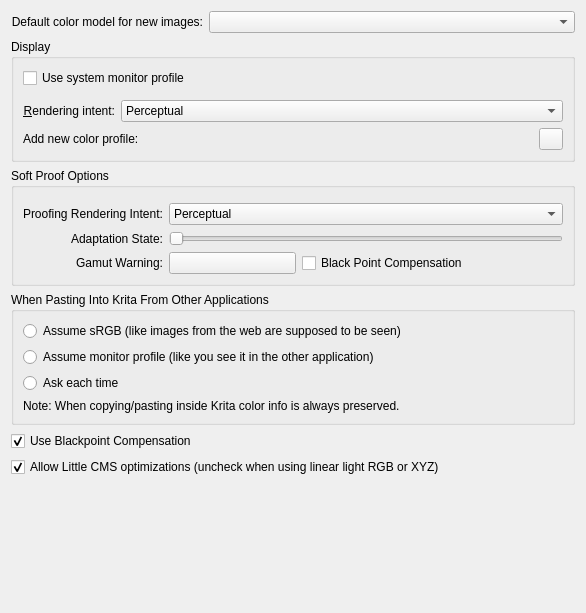
Qt form libs/ui/forms/wdgcolorsettings.ui (KDE/krita) before a commit.
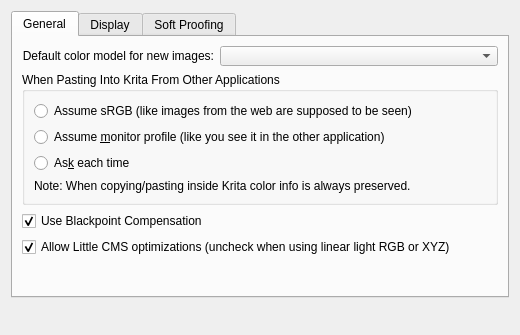
The same form after that commit. The open tabs and pages were chosen to show the change. Custom widgets are drawn as their Qt base class.

Commit message: move color settings to tabs to take up less space

Patch:
```diff
--- a/libs/ui/forms/wdgcolorsettings.ui
+++ b/libs/ui/forms/wdgcolorsettings.ui
@@ -6,28 +6,26 @@
    <rect>
     <x>0</x>
     <y>0</y>
-    <width>586</width>
-    <height>613</height>
+    <width>520</width>
+    <height>335</height>
    </rect>
   </property>
   <property name="windowTitle">
    <string>Color Settings</string>
   </property>
-  <layout class="QVBoxLayout" name="verticalLayout_4">
+  <layout class="QGridLayout" name="gridLayout">
+   <item row="0" column="0">
+    <widget class="QTabWidget" name="tabWidget">
+     <property name="currentIndex">
+      <number>2</number>
+     </property>
+     <widget class="QWidget" name="tab">
+      <attribute name="title">
+       <string>General</string>
+      </attribute>
+      <layout class="QVBoxLayout" name="verticalLayout">
    <item>
-    <layout class="QHBoxLayout">
-     <property name="leftMargin">
-      <number>0</number>
-     </property>
-     <property name="topMargin">
-      <number>0</number>
-     </property>
-     <property name="rightMargin">
-      <number>0</number>
-     </property>
-     <property name="bottomMargin">
-      <number>0</number>
-     </property>
+        <layout class="QHBoxLayout" name="horizontalLayout">
      <item>
       <widget class="QLabel" name="textLabel1_2">
        <property name="text">
@@ -57,11 +55,82 @@
     </layout>
    </item>
    <item>
-    <widget class="QGroupBox" name="grpDisplay">
+        <widget class="QGroupBox" name="grpPasteBehaviour">
      <property name="title">
+          <string>When Pasting Into Krita From Other Applications</string>
+         </property>
+         <layout class="QVBoxLayout">
+          <item>
+           <widget class="QRadioButton" name="radioPasteWeb">
+            <property name="text">
+             <string>Assume sRGB (like images from the web are supposed to be seen)</string>
+            </property>
+           </widget>
+          </item>
+          <item>
+           <widget class="QRadioButton" name="radioPasteMonitor">
+            <property name="text">
+             <string>Assume &amp;monitor profile (like you see it in the other application)</string>
+            </property>
+           </widget>
+          </item>
+          <item>
+           <widget class="QRadioButton" name="radioPasteAsk">
+            <property name="text">
+             <string>As&amp;k each time</string>
+            </property>
+           </widget>
+          </item>
+          <item>
+           <widget class="QLabel" name="textLabel1_2_2">
+            <property name="text">
+             <string>Note: When copying/pasting inside Krita color info is always preserved.</string>
+            </property>
+           </widget>
+          </item>
+         </layout>
+        </widget>
+       </item>
+       <item>
+        <widget class="QCheckBox" name="chkBlackpoint">
+         <property name="text">
+          <string>Use Blackpoint Compensation</string>
+         </property>
+         <property name="checked">
+          <bool>true</bool>
+         </property>
+        </widget>
+       </item>
+       <item>
+        <widget class="QCheckBox" name="chkAllowLCMSOptimization">
+         <property name="text">
+          <string>Allow Little CMS optimizations (uncheck when using linear light RGB or XYZ)</string>
+         </property>
+         <property name="checked">
+          <bool>true</bool>
+         </property>
+        </widget>
+       </item>
+       <item>
+        <spacer name="verticalSpacer_3">
+         <property name="orientation">
+          <enum>Qt::Vertical</enum>
+         </property>
+         <property name="sizeHint" stdset="0">
+          <size>
+           <width>20</width>
+           <height>40</height>
+          </size>
+         </property>
+        </spacer>
+       </item>
+      </layout>
+     </widget>
+     <widget class="QWidget" name="tab_2">
+      <attribute name="title">
       <string>Display</string>
-     </property>
-     <layout class="QVBoxLayout" name="verticalLayout_3">
+      </attribute>
+      <layout class="QVBoxLayout" name="verticalLayout_2">
       <item>
        <widget class="QCheckBox" name="chkUseSystemMonitorProfile">
         <property name="text">
@@ -175,38 +244,95 @@
           </property>
          </widget>
         </item>
-       </layout>
-      </item>
-     </layout>
-    </widget>
-   </item>
+         <item>
+          <spacer name="horizontalSpacer">
+           <property name="orientation">
+            <enum>Qt::Horizontal</enum>
+           </property>
+           <property name="sizeHint" stdset="0">
+            <size>
+             <width>40</width>
+             <height>20</height>
+            </size>
+           </property>
+          </spacer>
+         </item>
+        </layout>
+       </item>
+       <item>
+        <spacer name="verticalSpacer_2">
+         <property name="orientation">
+          <enum>Qt::Vertical</enum>
+         </property>
+         <property name="sizeHint" stdset="0">
+          <size>
+           <width>20</width>
+           <height>40</height>
+          </size>
+         </property>
+        </spacer>
+       </item>
+      </layout>
+     </widget>
+     <widget class="QWidget" name="tab_3">
+      <attribute name="title">
+       <string>Soft Proofing</string>
+      </attribute>
+      <layout class="QGridLayout" name="gridLayout_3">
+       <item row="0" column="0">
+        <widget class="KisColorSpaceSelector" name="proofingSpaceSelector" native="true">
+         <property name="minimumSize">
+          <size>
+           <width>100</width>
+           <height>100</height>
+          </size>
+         </property>
+        </widget>
+       </item>
+       <item row="1" column="0">
+        <layout class="QGridLayout" name="gridLayout_2">
+         <item row="0" column="1">
+          <widget class="QComboBox" name="cmbProofingIntent">
    <item>
-    <widget class="QGroupBox" name="grpProofingOptions">
-     <property name="enabled">
-      <bool>true</bool>
-     </property>
-     <property name="title">
-      <string>Soft Proof Options</string>
-     </property>
-     <layout class="QGridLayout" name="gridLayout">
-      <item row="3" column="0">
+            <property name="text">
+             <string>Perceptual</string>
+            </property>
+           </item>
+           <item>
+            <property name="text">
+             <string>Relative Colorimetric</string>
+            </property>
+           </item>
+           <item>
+            <property name="text">
+             <string>Saturation</string>
+            </property>
+           </item>
+           <item>
+            <property name="text">
+             <string>Absolute Colorimetric</string>
+            </property>
+           </item>
+          </widget>
+         </item>
+         <item row="1" column="0">
+          <widget class="QLabel" name="lblAdaptationState">
+           <property name="text">
+            <string>Adaptation State:</string>
+           </property>
+           <property name="alignment">
+            <set>Qt::AlignRight|Qt::AlignTrailing|Qt::AlignVCenter</set>
+           </property>
+          </widget>
+         </item>
+         <item row="0" column="0">
        <widget class="QLabel" name="lblProofingIntent">
         <property name="text">
          <string>Proofing Rendering Intent:</string>
         </property>
        </widget>
       </item>
-      <item row="0" column="0" colspan="4">
-       <widget class="KisColorSpaceSelector" name="proofingSpaceSelector" native="true"/>
-      </item>
-      <item row="5" column="2" colspan="2">
-       <widget class="QCheckBox" name="ckbProofBlackPoint">
-        <property name="text">
-         <string>Black Point Compensation</string>
-        </property>
-       </widget>
-      </item>
-      <item row="5" column="0">
+         <item row="2" column="0">
        <widget class="QLabel" name="lblGamutWarning">
         <property name="text">
          <string>Gamut Warning:</string>
@@ -216,145 +342,55 @@
         </property>
        </widget>
       </item>
-      <item row="3" column="1" colspan="3">
-       <widget class="QComboBox" name="cmbProofingIntent">
-        <item>
-         <property name="text">
-          <string>Perceptual</string>
-         </property>
-        </item>
-        <item>
-         <property name="text">
-          <string>Relative Colorimetric</string>
-         </property>
-        </item>
-        <item>
-         <property name="text">
-          <string>Saturation</string>
-         </property>
-        </item>
-        <item>
-         <property name="text">
-          <string>Absolute Colorimetric</string>
-         </property>
-        </item>
-       </widget>
-      </item>
-      <item row="4" column="1" colspan="3">
+         <item row="1" column="1">
        <widget class="QSlider" name="sldAdaptationState">
         <property name="orientation">
          <enum>Qt::Horizontal</enum>
         </property>
        </widget>
       </item>
-      <item row="4" column="0">
-       <widget class="QLabel" name="lblAdaptationState">
-        <property name="text">
-         <string>Adaptation State:</string>
-        </property>
-        <property name="alignment">
-         <set>Qt::AlignRight|Qt::AlignTrailing|Qt::AlignVCenter</set>
-        </property>
-       </widget>
-      </item>
-      <item row="5" column="1">
+         <item row="2" column="1">
        <widget class="KisColorButton" name="gamutAlarm">
         <property name="text">
          <string/>
         </property>
        </widget>
       </item>
-     </layout>
-    </widget>
-   </item>
-   <item>
-    <widget class="QGroupBox" name="grpPasteBehaviour">
-     <property name="title">
-      <string>When Pasting Into Krita From Other Applications</string>
-     </property>
-     <layout class="QVBoxLayout">
-      <item>
-       <widget class="QRadioButton" name="radioPasteWeb">
+         <item row="3" column="1">
+          <widget class="QCheckBox" name="ckbProofBlackPoint">
         <property name="text">
-         <string>Assume sRGB (like images from the web are supposed to be seen)</string>
+            <string>Black Point Compensation</string>
         </property>
        </widget>
       </item>
-      <item>
-       <widget class="QRadioButton" name="radioPasteMonitor">
-        <property name="text">
-         <string>Assume monitor profile (like you see it in the other application)</string>
-        </property>
-       </widget>
-      </item>
-      <item>
-       <widget class="QRadioButton" name="radioPasteAsk">
-        <property name="text">
-         <string>Ask each time</string>
-        </property>
-       </widget>
-      </item>
-      <item>
-       <widget class="QLabel" name="textLabel1_2_2">
-        <property name="text">
-         <string>Note: When copying/pasting inside Krita color info is always preserved.</string>
-        </property>
-       </widget>
+        </layout>
+       </item>
+       <item row="2" column="0">
+        <spacer name="verticalSpacer_4">
+         <property name="orientation">
+          <enum>Qt::Vertical</enum>
+         </property>
+         <property name="sizeHint" stdset="0">
+          <size>
+           <width>20</width>
+           <height>40</height>
+          </size>
+         </property>
+        </spacer>
       </item>
      </layout>
     </widget>
-   </item>
-   <item>
-    <layout class="QVBoxLayout">
-     <property name="spacing">
-      <number>6</number>
-     </property>
-     <property name="leftMargin">
-      <number>0</number>
-     </property>
-     <property name="topMargin">
-      <number>0</number>
-     </property>
-     <property name="rightMargin">
-      <number>0</number>
-     </property>
-     <property name="bottomMargin">
-      <number>0</number>
-     </property>
-     <item>
-      <widget class="QCheckBox" name="chkBlackpoint">
-       <property name="text">
-        <string>Use Blackpoint Compensation</string>
-       </property>
-       <property name="checked">
-        <bool>true</bool>
-       </property>
-      </widget>
-     </item>
-     <item>
-      <widget class="QCheckBox" name="chkAllowLCMSOptimization">
-       <property name="text">
-        <string>Allow Little CMS optimizations (uncheck when using linear light RGB or XYZ)</string>
-       </property>
-       <property name="checked">
-        <bool>true</bool>
-       </property>
-      </widget>
-     </item>
-    </layout>
-   </item>
-   <item>
-    <spacer>
+    </widget>
+   </item>
+   <item row="1" column="0">
+    <spacer name="verticalSpacer">
      <property name="orientation">
       <enum>Qt::Vertical</enum>
      </property>
-     <property name="sizeType">
-      <enum>QSizePolicy::Expanding</enum>
-     </property>
      <property name="sizeHint" stdset="0">
       <size>
        <width>20</width>
-       <height>16</height>
+       <height>40</height>
       </size>
      </property>
     </spacer>
```
Left out of the diff: 25 changed lines with no effect on the pictures. Lines whose indentation alone changed are shown as unchanged.
